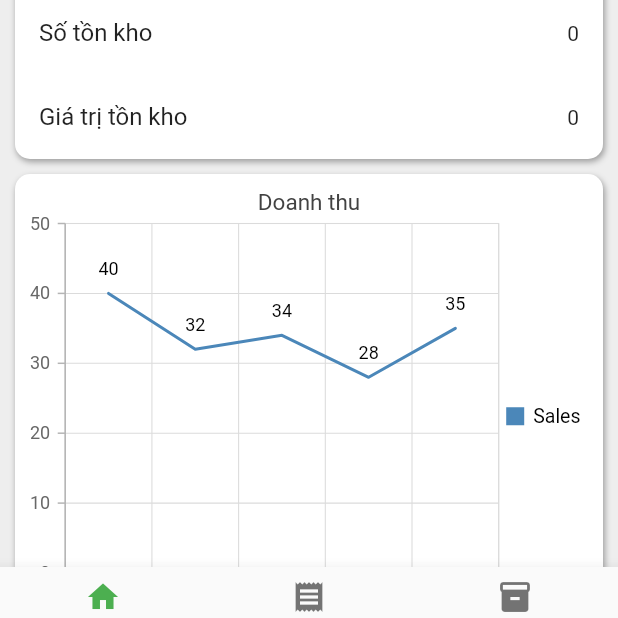
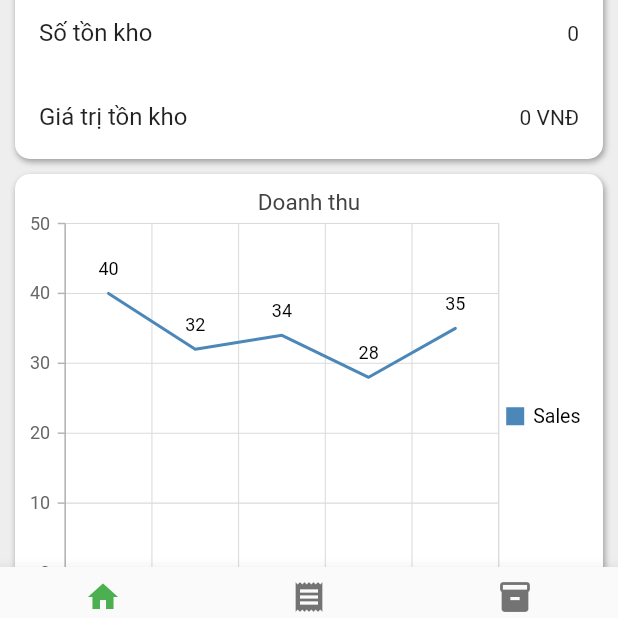
Before and after one commit to Nhom-ABCx/Flutter-QuanLy, a Flutter app: the first screen one second after launch, on a phone screen of 412 x 824 dp, the part 585-1203 px from its top. Run offline on Flutter 3.47's test engine with Material 2 defaults, Android fonts, the phone set to English and light mode, and no system bars; our stand-ins replace flutter_svg, sqflite, syncfusion_flutter_charts; accounts and stored records are empty; project files that could hold a hidden picture were left out.

```diff
--- a/lib/API/api_manager.dart
+++ b/lib/API/api_manager.dart
@@ -2,7 +2,7 @@ import 'dart:convert';
 import 'dart:core';
 import '../all_page.dart';
 
-Future<List<Product>> apiGetProduct(String txtTimKiem, String categoryTimKiem) async {
+Future<List<Product>> apiGetProduct(String txtTimKiem, [String categoryTimKiem = "Tất cả"]) async {
   List<Product> lst = [];
   try {
     final response = await Http().get("/getProduct");
--- a/lib/Controller/product_controller.dart
+++ b/lib/Controller/product_controller.dart
@@ -5,7 +5,7 @@ import '../all_page.dart';
 
 class ProductController extends ChangeNotifier {
   List<Product> product = [];
-  Future<List<Product>> getData(String txtTimKiem, String categoryTimKiem) async {
+  Future<List<Product>> getData(String txtTimKiem, [String categoryTimKiem = "Tất cả"]) async {
     print("getData");
     product = await apiGetProduct(txtTimKiem, categoryTimKiem);
     return product;
--- a/lib/View/BottomPage/tongquan_page.dart
+++ b/lib/View/BottomPage/tongquan_page.dart
@@ -26,6 +26,8 @@ class _TongQuanPageState extends State<TongQuanPage> {
   int tongSoDonHang = 0;
   int tongDoanhThu = 0;
   int tongKhachHang = 0;
+  int tongTonKho = 0;
+  int giaTriTonKho = 0;
   void init() {
     Provider.of<HomeController>(context, listen: false).getData().then((value) {
       List<int> listKhachHang = [];
@@ -35,8 +37,18 @@ class _TongQuanPageState extends State<TongQuanPage> {
       });
       setState(() {
         tongSoDonHang = value.length;
-        tongDoanhThu = tongDoanhThu; //gan' lai de no setState lai thoi
+        tongDoanhThu;
         tongKhachHang = listKhachHang.toSet().length; //neu' trung` nhau thi` loai bo?, xong tra ve` do dai`
+      });
+      return value;
+    });
+    Provider.of<ProductController>(context, listen: false).getData("").then((value) {
+      value.forEach((element) {
+        tongTonKho += element.stock!;
+        giaTriTonKho += element.stock! * element.price!;
+      });
+      setState(() {
+        tongTonKho;
       });
       return value;
     });
@@ -111,7 +123,7 @@ class _TongQuanPageState extends State<TongQuanPage> {
                       title: Text("Đã hủy"),
                       subtitle: Text(
                         "0",
-                        style: const TextStyle(color: Colors.green),
+                        style: TextStyle(color: Colors.green),
                       ),
                       trailing: Icon(Icons.dangerous_rounded),
                     )),
@@ -133,19 +145,19 @@ class _TongQuanPageState extends State<TongQuanPage> {
               width: MediaQuery.of(context).size.width,
               decoration: customContainerDeco(),
               child: Column(
-                children: const [
-                  Text("Thông tin kho"),
-                  ListTile(
+                children: [
+                  const Text("Thông tin kho"),
+                  const ListTile(
                     title: Text("Sản phẩm dưới định mức"),
                     trailing: Text("0"),
                   ),
                   ListTile(
-                    title: Text("Số tồn kho"),
-                    trailing: Text("0"),
+                    title: const Text("Số tồn kho"),
+                    trailing: Text("$tongTonKho"),
                   ),
                   ListTile(
-                    title: Text("Giá trị tồn kho"),
-                    trailing: Text("0"),
+                    title: const Text("Giá trị tồn kho"),
+                    trailing: Text(formatNumber.format(giaTriTonKho) + " VNĐ"),
                   ),
                 ],
               ),
--- a/lib/View/DonHangPage/product_page.dart
+++ b/lib/View/DonHangPage/product_page.dart
@@ -19,7 +19,7 @@ class _ProductPageState extends State<ProductPage> {
     return SafeArea(
         child: GestureDetector(
       //huy keyboard khi bam ngoai man hinh
-      onTap: () => FocusScope.of(context).unfocus(),
+      onTap: () => FocusScope.of(context).requestFocus(FocusNode()),
       child: Scaffold(
         //Hide
         //drawer: const NavigationDrawer(),
--- a/lib/View/DonHangPage/them_donhang_page.dart
+++ b/lib/View/DonHangPage/them_donhang_page.dart
@@ -20,7 +20,6 @@ class _ThemDonHangPageState extends State<ThemDonHangPage> {
   @override
   Widget build(BuildContext context) {
     Future<void> _chuyenDenTrangTimKiem() async {
-      FocusScope.of(context).unfocus(); //unforcus lai de mat cai ban` phim'
       //tao 1 bien nhan gia tri tu trang tiep theo gui ve`
       final value = await Navigator.push(
         context,
@@ -28,6 +27,7 @@ class _ThemDonHangPageState extends State<ThemDonHangPage> {
           builder: (context) => const ProductPage(),
         ),
       );
+      FocusScope.of(context).requestFocus(FocusNode());
       if (value == null) return;
       bool daCo = false;
       lstProduct.forEach((element) {
@@ -55,7 +55,7 @@ class _ThemDonHangPageState extends State<ThemDonHangPage> {
     return SafeArea(
         child: GestureDetector(
       //huy keyboard khi bam ngoai man hinh
-      onTap: () => FocusScope.of(context).unfocus(),
+      onTap: () => FocusScope.of(context).requestFocus(FocusNode()),
       child: Scaffold(
         //Hide
         //drawer: const NavigationDrawer(),
```
